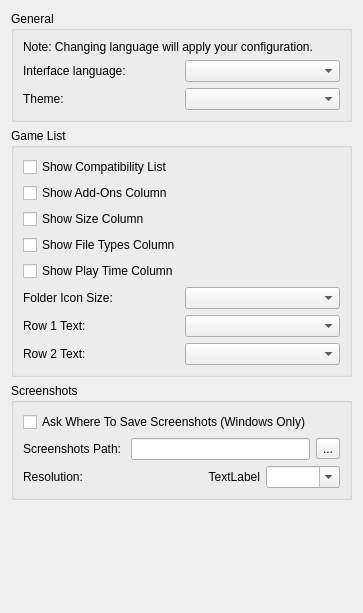
Old version of the form eden/src/yuzu/configuration/configure_ui.ui in the repository WWAndene2/Pomegrade.
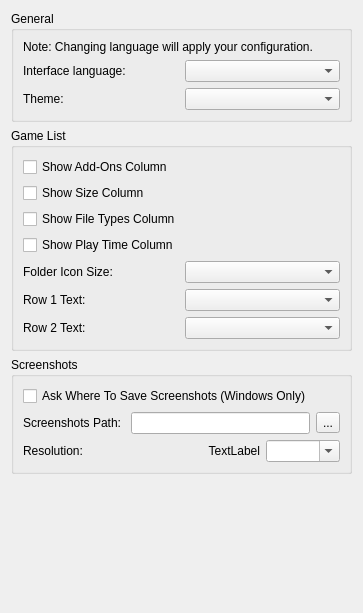
New version of the form.

```diff
--- a/eden/src/yuzu/configuration/configure_ui.ui
+++ b/eden/src/yuzu/configuration/configure_ui.ui
@@ -76,13 +76,6 @@
      <layout class="QHBoxLayout" name="GameListHorizontalLayout">
       <item>
        <layout class="QVBoxLayout" name="GeneralVerticalLayout">
-        <item>
-         <widget class="QCheckBox" name="show_compat">
-          <property name="text">
-           <string>Show Compatibility List</string>
-          </property>
-         </widget>
-        </item>
         <item>
          <widget class="QCheckBox" name="show_add_ons">
           <property name="text">
```
